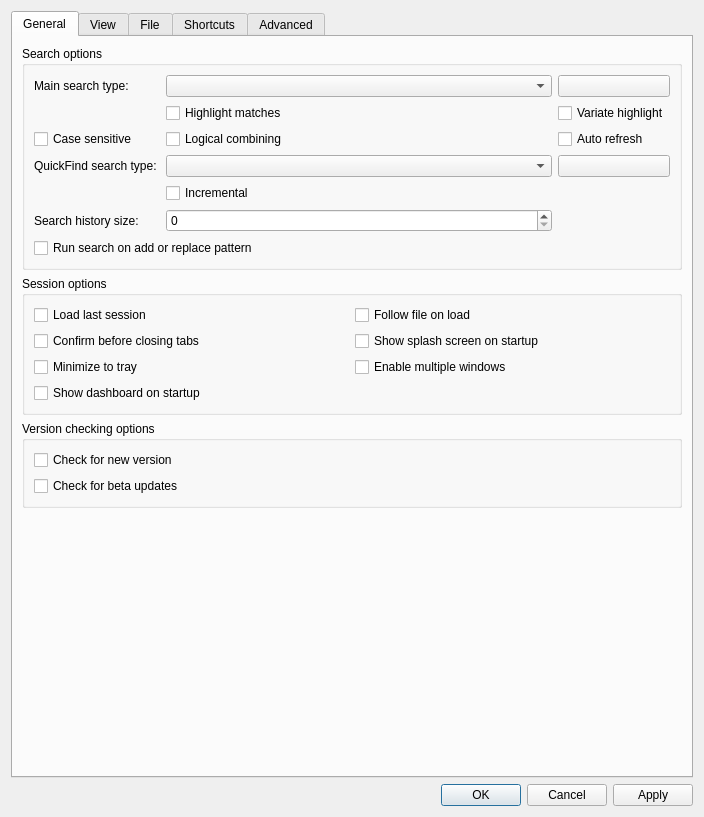
The window that src/ui/include/optionsdialog.ui (64x-lunicorn/LogSquirl) describes before a commit, drawn with Qt 5.
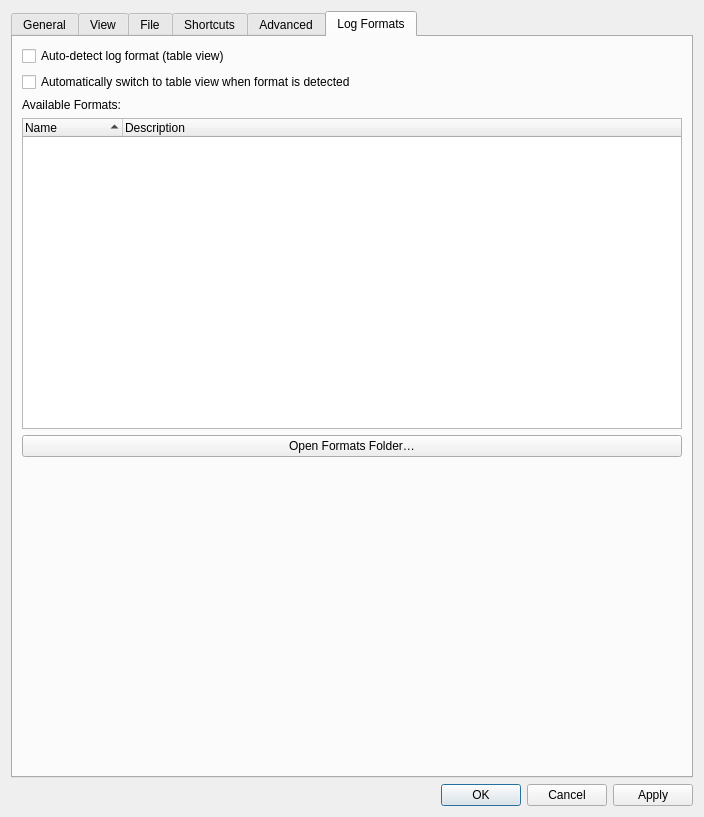
The same window after the commit. The open tabs and pages were chosen to show the change.

Commit message: feat: auto log format detection, chart templates, table view & UI improvements

The edit to the form file:
```diff
--- a/src/ui/include/optionsdialog.ui
+++ b/src/ui/include/optionsdialog.ui
@@ -1042,6 +1042,86 @@
        </item>
       </layout>
      </widget>
+     <widget class="QWidget" name="logFormatsTab">
+      <attribute name="title">
+       <string>Log Formats</string>
+      </attribute>
+      <layout class="QVBoxLayout" name="logFormatsLayout">
+       <item>
+        <widget class="QCheckBox" name="autoDetectLogFormatsCheckBox">
+         <property name="text">
+          <string>Auto-detect log format (table view)</string>
+         </property>
+        </widget>
+       </item>
+       <item>
+        <widget class="QCheckBox" name="autoShowTableViewCheckBox">
+         <property name="text">
+          <string>Automatically switch to table view when format is detected</string>
+         </property>
+        </widget>
+       </item>
+       <item>
+        <widget class="QLabel" name="availableFormatsLabel">
+         <property name="text">
+          <string>Available Formats:</string>
+         </property>
+        </widget>
+       </item>
+       <item>
+        <widget class="QTreeWidget" name="formatsTreeWidget">
+         <property name="alternatingRowColors">
+          <bool>true</bool>
+         </property>
+         <property name="rootIsDecorated">
+          <bool>false</bool>
+         </property>
+         <property name="uniformRowHeights">
+          <bool>true</bool>
+         </property>
+         <property name="sortingEnabled">
+          <bool>true</bool>
+         </property>
+         <property name="editTriggers">
+          <set>QAbstractItemView::NoEditTriggers</set>
+         </property>
+         <property name="selectionMode">
+          <enum>QAbstractItemView::NoSelection</enum>
+         </property>
+         <column>
+          <property name="text">
+           <string>Name</string>
+          </property>
+         </column>
+         <column>
+          <property name="text">
+           <string>Description</string>
+          </property>
+         </column>
+        </widget>
+       </item>
+       <item>
+        <widget class="QPushButton" name="openFormatsFolderButton">
+         <property name="text">
+          <string>Open Formats Folder…</string>
+         </property>
+        </widget>
+       </item>
+       <item>
+        <spacer name="logFormatsVerticalSpacer">
+         <property name="orientation">
+          <enum>Qt::Vertical</enum>
+         </property>
+         <property name="sizeHint" stdset="0">
+          <size>
+           <width>20</width>
+           <height>20</height>
+          </size>
+         </property>
+        </spacer>
+       </item>
+      </layout>
+     </widget>
     </widget>
    </item>
    <item>
```
The commit also changes 93 other files.
